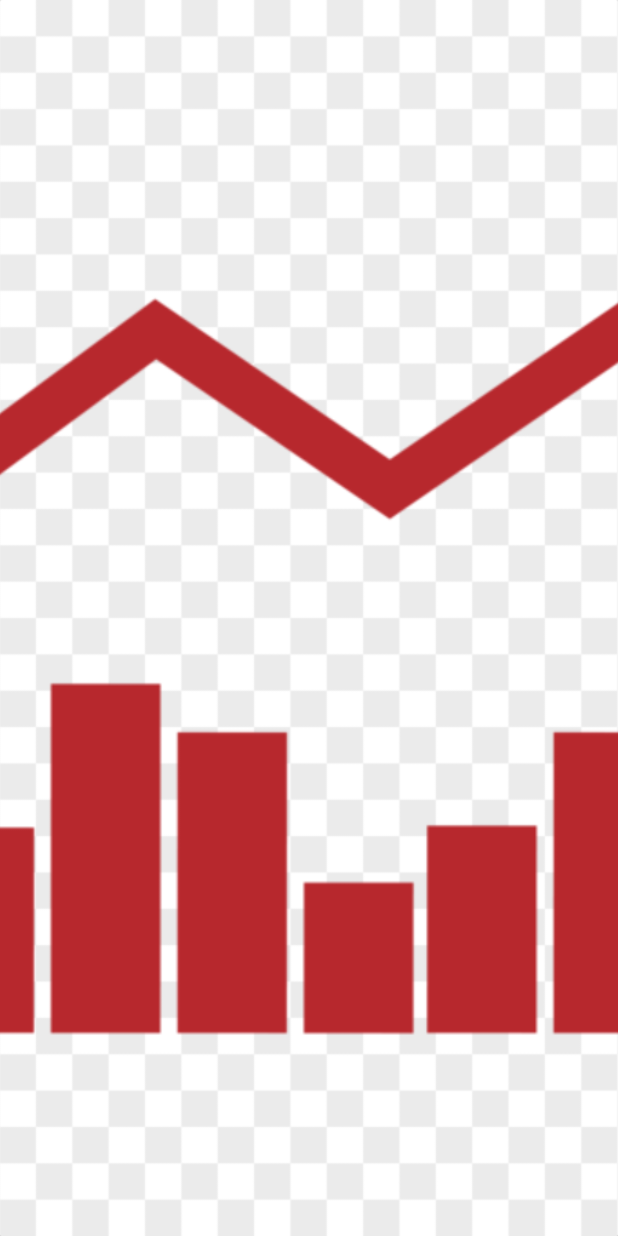
After one commit to Leekyoeun/LifeCurveITShow, an Android app: the layout card_background.xml on its own in the app's theme, with its tools: preview values and no code run, on a phone screen of 412 x 824 dp. The commit adds this screen. Run offline under Robolectric (Android 15) with nearby library versions, the phone set to English and light mode, and no system bars.

Commit message:
20200404_first_commit

```diff
--- /dev/null
+++ b/app/src/main/res/layout/card_background.xml
@@ -0,0 +1,15 @@
+<?xml version="1.0" encoding="utf-8"?>
+<androidx.cardview.widget.CardView xmlns:android="http://schemas.android.com/apk/res/android"
+    xmlns:tools="http://schemas.android.com/tools"
+    android:layout_width="match_parent"
+    android:layout_height="match_parent"
+    xmlns:app="http://schemas.android.com/apk/res-auto">
+
+    <ImageView
+        android:id="@+id/imageView"
+        android:layout_width="match_parent"
+        android:layout_height="match_parent"
+        android:scaleType="centerCrop"
+        app:srcCompat="@drawable/grapic"/>
+
+</androidx.cardview.widget.CardView>
```
Also changed, not shown: app/src/main/AndroidManifest.xml (+6 -2 lines), app/src/main/java/com/emirim/lifecurveitshow/Comment.kt (added, +21 -0 lines), app/src/main/java/com/emirim/lifecurveitshow/LoginActivity.kt (+6 -2 lines), app/src/main/java/com/emirim/lifecurveitshow/MainActivity.kt (+8 -1 lines), app/src/main/java/com/emirim/lifecurveitshow/Post.kt (added, +21 -0 lines), app/src/main/res/drawable-v24/sbubble2.png (deleted).
